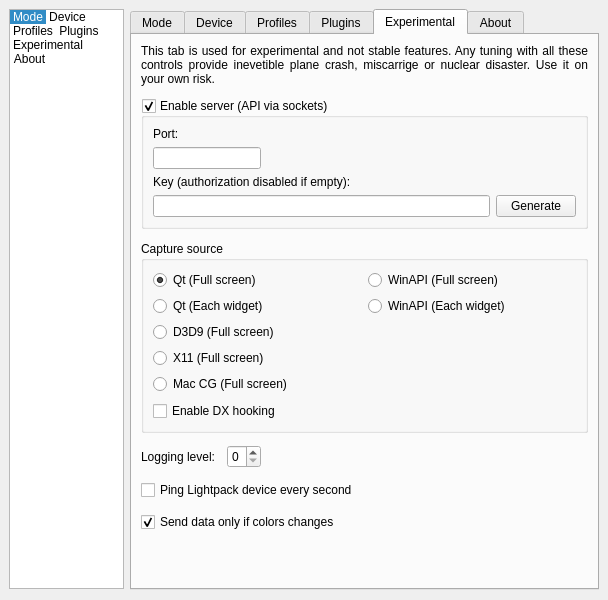
First picture: the form in Software/src/SettingsWindow.ui, repository Atarity/Lightpack, before the edit.
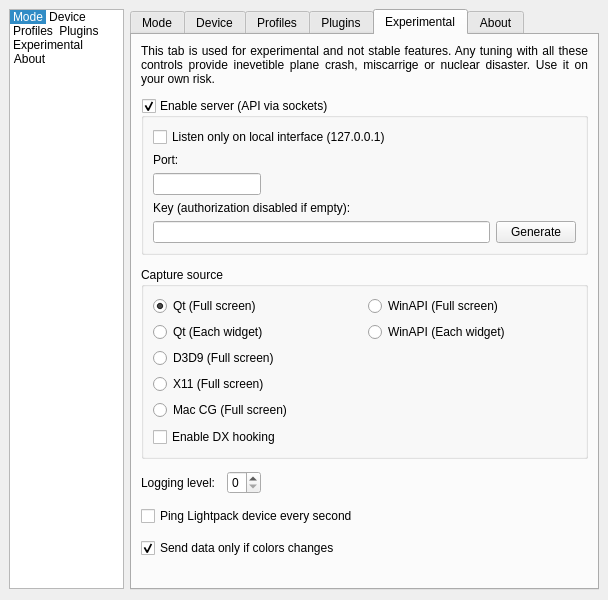
Second picture: the form after the edit. The open tabs and pages were chosen to show the change. Icons and pictures are not drawn. Custom widgets are drawn as their Qt base class.

Commit message:
Use local interface for API Server by default
User can change interface preference in Settings window.

```diff
--- a/Software/src/SettingsWindow.ui
+++ b/Software/src/SettingsWindow.ui
@@ -2098,7 +2098,14 @@
            <bool>true</bool>
           </property>
           <layout class="QGridLayout" name="gridLayout_3">
-           <item row="1" column="0">
+           <item row="0" column="0">
+            <widget class="QCheckBox" name="checkBox_listenOnlyOnLoInterface">
+             <property name="text">
+              <string>Listen only on local interface (127.0.0.1)</string>
+             </property>
+            </widget>
+           </item>
+           <item row="2" column="0">
             <widget class="QLineEdit" name="lineEdit_ApiPort">
              <property name="sizePolicy">
               <sizepolicy hsizetype="Fixed" vsizetype="Fixed">
@@ -2111,7 +2118,7 @@
              </property>
             </widget>
            </item>
-           <item row="0" column="0">
+           <item row="1" column="0">
             <widget class="QLabel" name="label_ApiPort">
              <property name="styleSheet">
               <string notr="true">margin-top: .1em</string>
@@ -2124,14 +2131,14 @@
              </property>
             </widget>
            </item>
-           <item row="4" column="2">
+           <item row="5" column="2">
             <widget class="QPushButton" name="pushButton_GenerateNewApiKey">
              <property name="text">
               <string>Generate</string>
              </property>
             </widget>
            </item>
-           <item row="4" column="0">
+           <item row="5" column="0">
             <widget class="QLineEdit" name="lineEdit_ApiKey">
              <property name="minimumSize">
               <size>
@@ -2159,7 +2166,7 @@
              </property>
             </widget>
            </item>
-           <item row="3" column="0">
+           <item row="4" column="0">
             <widget class="QLabel" name="label_ApiKey">
              <property name="styleSheet">
               <string notr="true">margin-top:0</string>
```
The commit also changes 8 other files.
